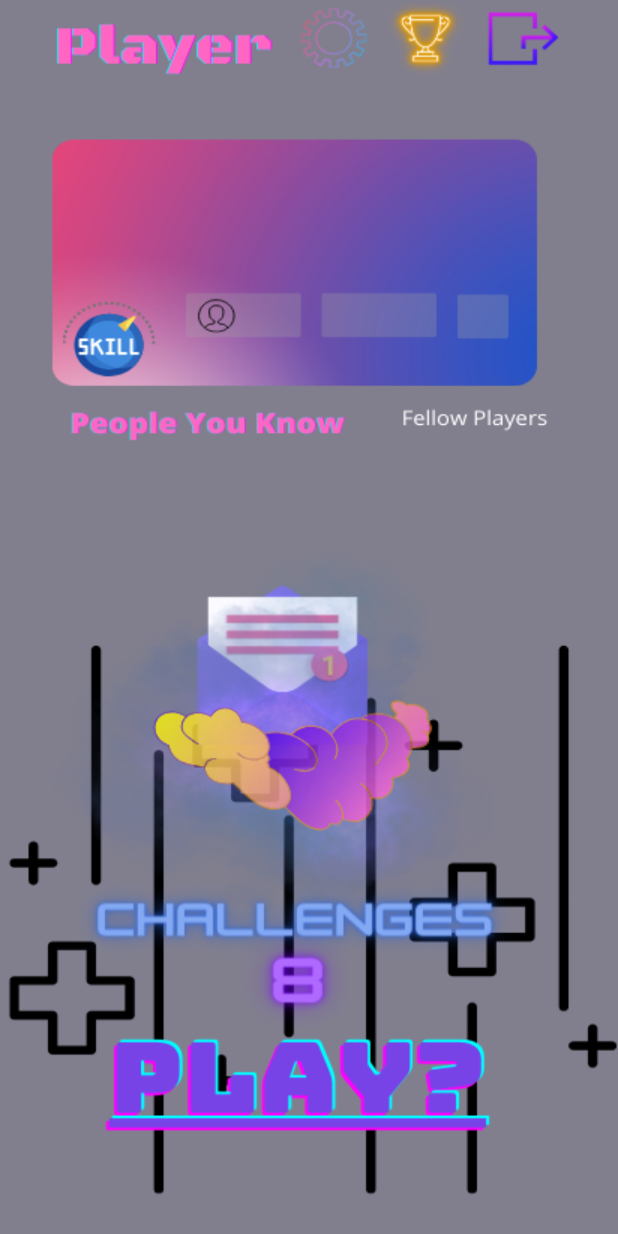
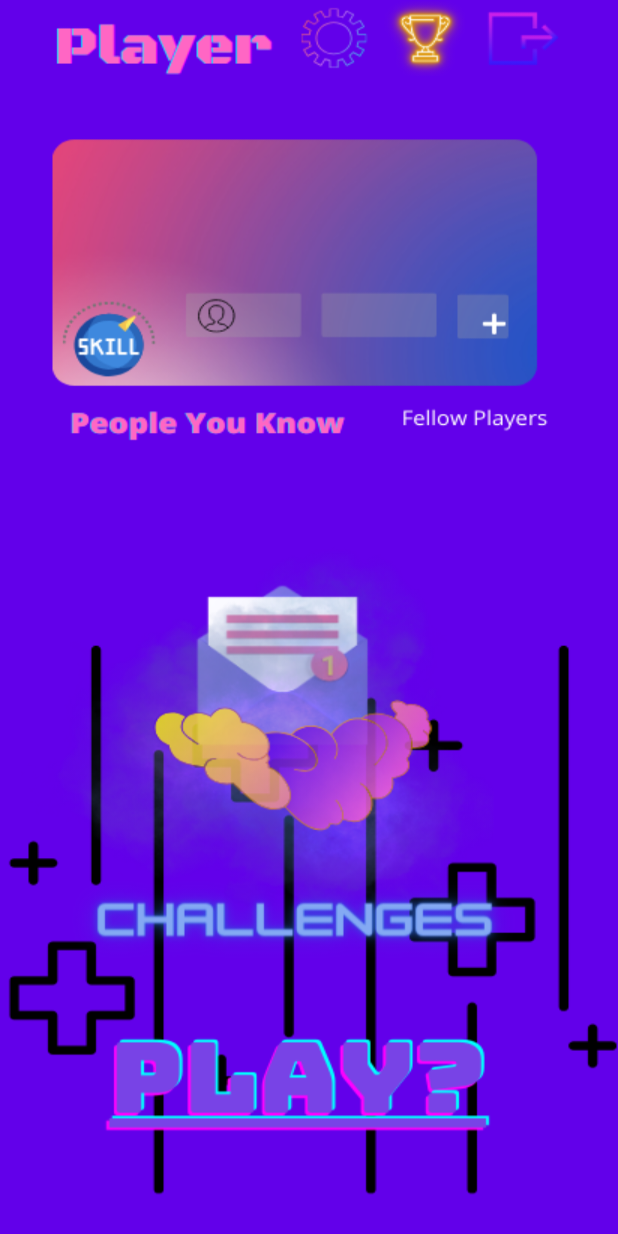
Before and after one commit to nickanick12/ProjectPulse, an Android app built with Jetpack Compose: the ProfilePage screen opened through its navigation route, on a phone screen of 412 x 824 dp. Run offline under Robolectric (Android 15) with nearby library versions, the phone set to English and light mode, and no system bars; our stand-ins replace Firebase (no records; nobody signed in at launch, a user with empty details on screens opened directly).

Commit message:
*Updated Profile Page*
- Changed out the profile theme with an updated version removing the number 8, and making it a transparent background.

-Added purple as the regular background to display.

-This allows for future animations.

```diff
--- a/app/src/main/java/com/example/databaseexperimentv3/MainActivity.kt
+++ b/app/src/main/java/com/example/databaseexperimentv3/MainActivity.kt
@@ -82,7 +82,7 @@
     // Set up navigation
     NavHost(
         navController = navController,
-        startDestination = "SplashScreen"
+        startDestination = "ProfilePage"
     ) {
         composable("MainPage") {
             MainPage(navController)
@@ -911,12 +911,12 @@
 
 
     // Load the background image using the Painter class
-    val backgroundImage = painterResource(id = R.drawable.main_profile)
+    val backgroundImage = painterResource(id = R.drawable.profile)
 
 
     Box(
         modifier = Modifier
-            .background(Color(R.color.purple_500))
+            .background(Color(0xFF6200EA))
     ) {
     Image(
         painter = backgroundImage,
```
Also changed, not shown: app/src/main/res/drawable/main_profile.png (deleted), app/src/main/res/drawable/profile.png.
